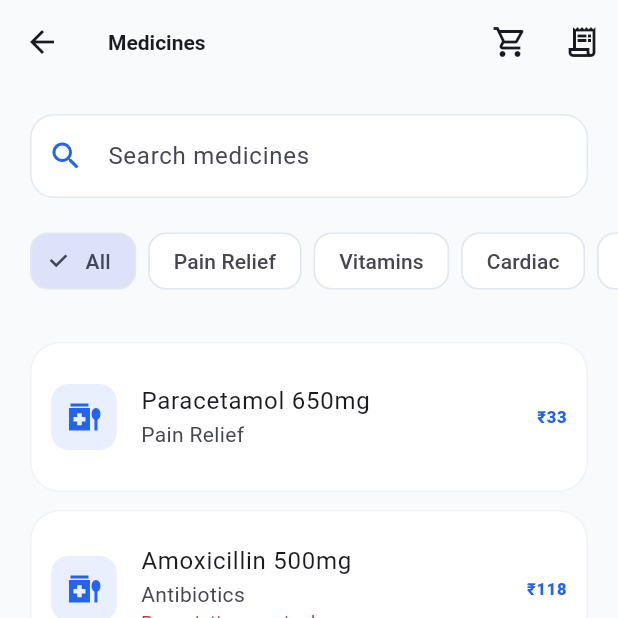
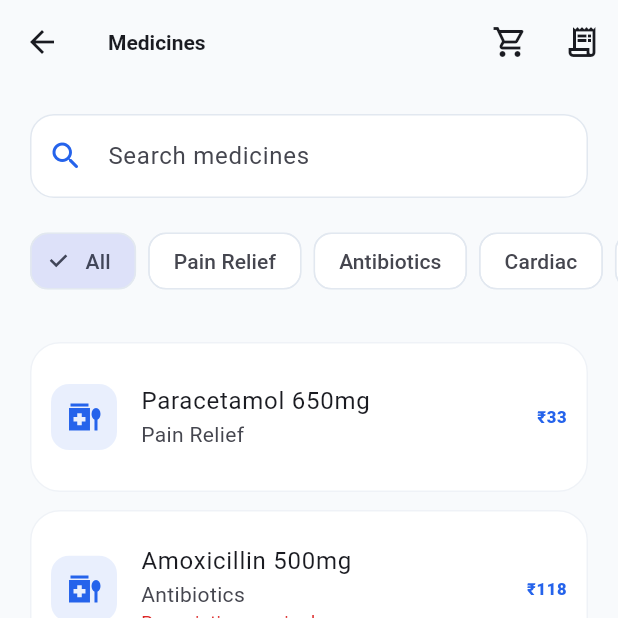
Before and after one commit to trydigital2/aarogivya, a Flutter app: the MedicineScreen screen opened by its route, on a phone screen of 412 x 824 dp, the top half of it. Run offline on Flutter 3.47's test engine with Material 3 defaults, Android fonts, the phone set to English and light mode, and no system bars; our stand-ins replace cached_network_image, file_picker, go_router, image_picker, shared_preferences; accounts and stored records are empty.

Commit message:
feat(medicines): expand catalog with Cardiac and Diabetes therapies and category filters

```diff
--- a/lib/features/medicines/presentation/medicine_screen.dart
+++ b/lib/features/medicines/presentation/medicine_screen.dart
@@ -25,10 +25,13 @@ class _MedicineScreenState extends State<MedicineScreen> {
   static const _categories = <String>[
     'All',
     'Pain Relief',
-    'Vitamins',
+    'Antibiotics',
     'Cardiac',
     'Diabetes',
-    'Skin Care',
+    'Allergy',
+    'Supplements',
+    'Digestive',
+    'Cold & Cough',
   ];
 
   @override
```
Also changed, not shown: lib/data/local/local_medicine_repository.dart (+33 -0 lines).
